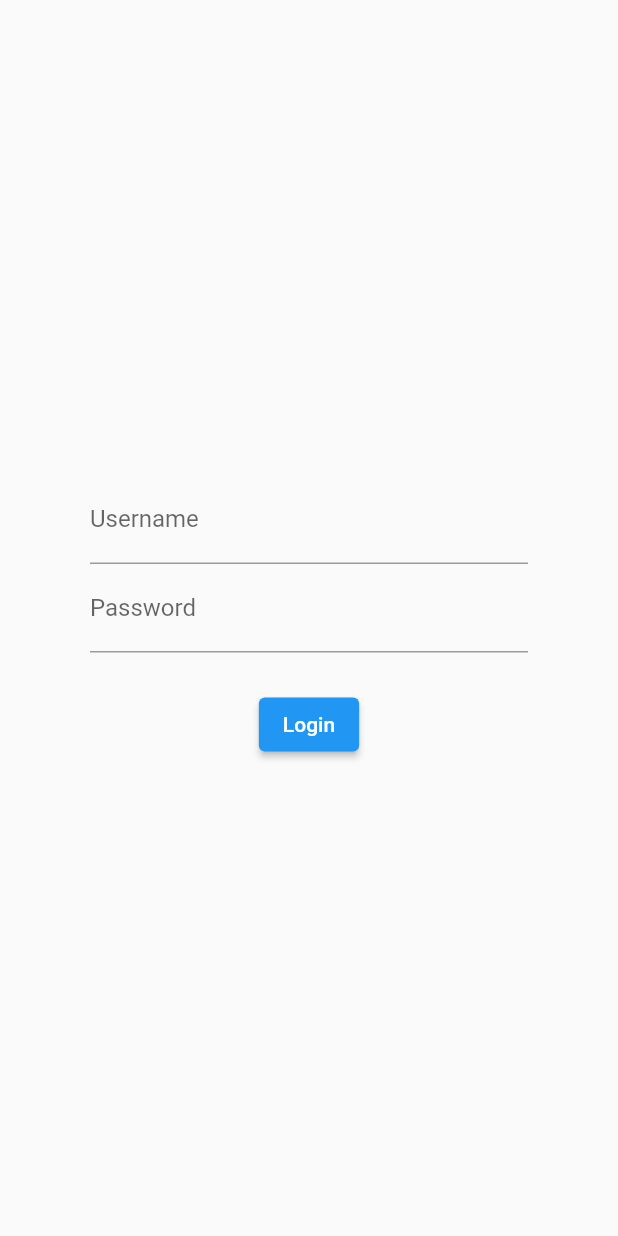
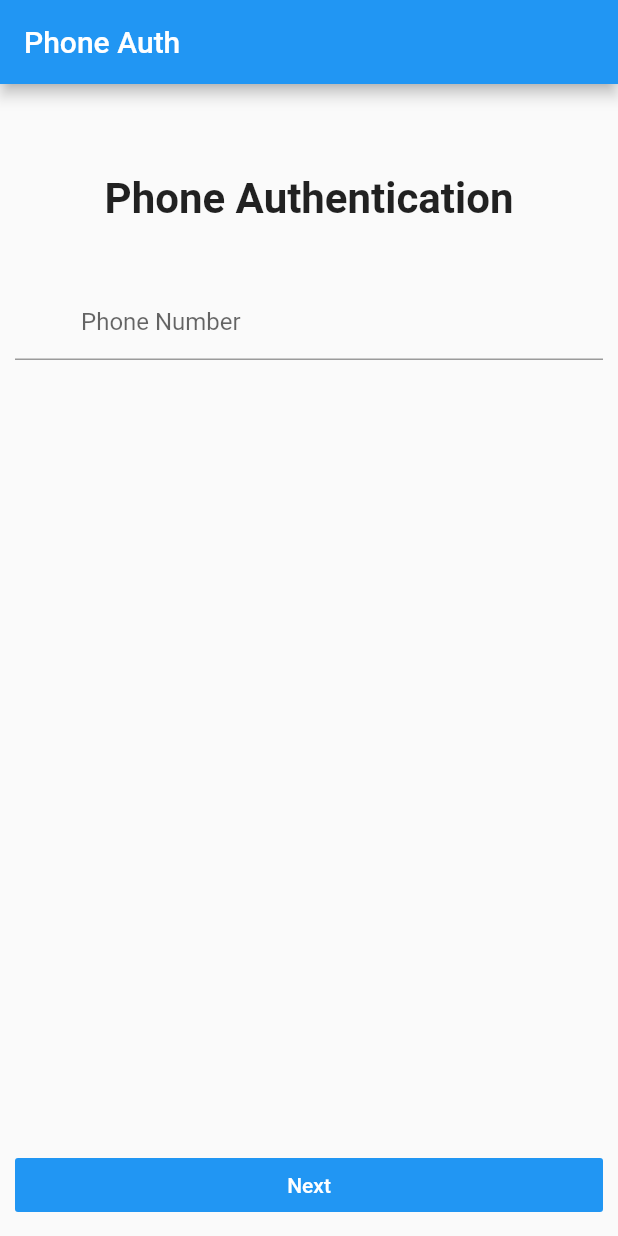
Before and after one commit to maen08/FlutterApp-Challenge, a Flutter app: the screen it shows after launch, on a phone screen of 412 x 824 dp. Run offline on Flutter 3.47's test engine with Material 2 defaults, Android fonts, the phone set to English and light mode, and no system bars; our stand-ins replace firebase_auth, firebase_core, pinput; accounts and stored records are empty.

Commit message:
done: otp phone auth

```diff
--- a/lib/main.dart
+++ b/lib/main.dart
@@ -1,10 +1,15 @@
 import 'package:challenge/screen/image.dart';
+import 'package:challenge/screen/login-eg.dart';
 import 'package:challenge/screen/otp.dart';
 import 'package:flutter/material.dart';
-import 'package:challenge/screen/login.dart';
+// import 'package:challenge/screen/login.dart';
+import 'package:challenge/screen/phone.dart';
 import 'package:challenge/components/bottomNavbar.dart';
+import 'package:firebase_core/firebase_core.dart';
 
-void main() {
+void main() async{
+  WidgetsFlutterBinding.ensureInitialized();
+  Firebase.initializeApp();
   runApp(MyApp());
 }
 
@@ -16,10 +21,12 @@ class MyApp extends StatelessWidget {
 
       initialRoute: "/",
       routes: {
-        "/": (context) => Login(),
+        // "/": (context) => Login(),
+        "/":(context)=>LoginScreen(),
         "/otp":(context) => Otp(),
         "/home":(context) => BottomNav(),
         "/camera":(context)=>Camera(),
+        "/phone":(context)=>Phone(),
         // "/success":(context)=>Success(),
 
       },
--- /dev/null
+++ b/lib/screen/login-eg.dart
@@ -0,0 +1,67 @@
+import 'package:flutter/material.dart';
+import 'package:challenge/screen/otp-eg.dart';
+// import 'package:challenge/screen/home-eg.dart';
+
+
+class LoginScreen extends StatefulWidget {
+  @override
+  _LoginScreenState createState() => _LoginScreenState();
+}
+
+class _LoginScreenState extends State<LoginScreen> {
+  TextEditingController _controller = TextEditingController();
+  @override
+  Widget build(BuildContext context) {
+    return Scaffold(
+      appBar: AppBar(
+        title: Text('Phone Auth'),
+      ),
+      body: Column(
+        mainAxisAlignment: MainAxisAlignment.spaceBetween,
+        children: [
+          Column(children: [
+            Container(
+              margin: EdgeInsets.only(top: 60),
+              child: Center(
+                child: Text(
+                  'Phone Authentication',
+                  style: TextStyle(fontWeight: FontWeight.bold, fontSize: 28),
+                ),
+              ),
+            ),
+            Container(
+              margin: EdgeInsets.only(top: 40, right: 10, left: 10),
+              child: TextField(
+                decoration: InputDecoration(
+                  hintText: 'Phone Number',
+                  prefix: Padding(
+                    padding: EdgeInsets.all(4),
+                    child: Text('+255'),
+                  ),
+                ),
+                // maxLength: 10,
+                // keyboardType: TextInputType.number,
+                controller: _controller,
+              ),
+            )
+          ]),
+          Container(
+            margin: EdgeInsets.all(10),
+            width: double.infinity,
+            child: FlatButton(
+              color: Colors.blue,
+              onPressed: () {
+                Navigator.of(context).push(MaterialPageRoute(
+                    builder: (context) => OTPScreen(_controller.text)));
+              },
+              child: Text(
+                'Next',
+                style: TextStyle(color: Colors.white),
+              ),
+            ),
+          )
+        ],
+      ),
+    );
+  }
+}
--- a/lib/screen/login.dart
+++ b/lib/screen/login.dart
@@ -24,7 +24,7 @@ class Login extends StatelessWidget {
               SizedBox(height: 24,),
               // login button
               ElevatedButton(
-                  onPressed: () => Navigator.pushNamed(context, '/otp'),
+                  onPressed: () => Navigator.pushNamed(context, '/phone'),
                   child: Text('Login'))
             ],
           ),
--- a/pubspec.yaml
+++ b/pubspec.yaml
@@ -28,6 +28,10 @@ dependencies:
   # The following adds the Cupertino Icons font to your application.
   # Use with the CupertinoIcons class for iOS style icons.
   cupertino_icons: ^1.0.2
+  firebase_analytics:
+  firebase_auth: ^0.18.3
+  firebase_core: ^0.5.2
+  pinput: ^0.2.6
 
 dev_dependencies:
   flutter_test:
```
Also changed, not shown: lib/screen/home-eg.dart (added, +42 -0 lines), lib/screen/otp-eg.dart (added, +119 -0 lines), lib/screen/phone.dart (added, +36 -0 lines), pubspec.lock, 3 other files.
